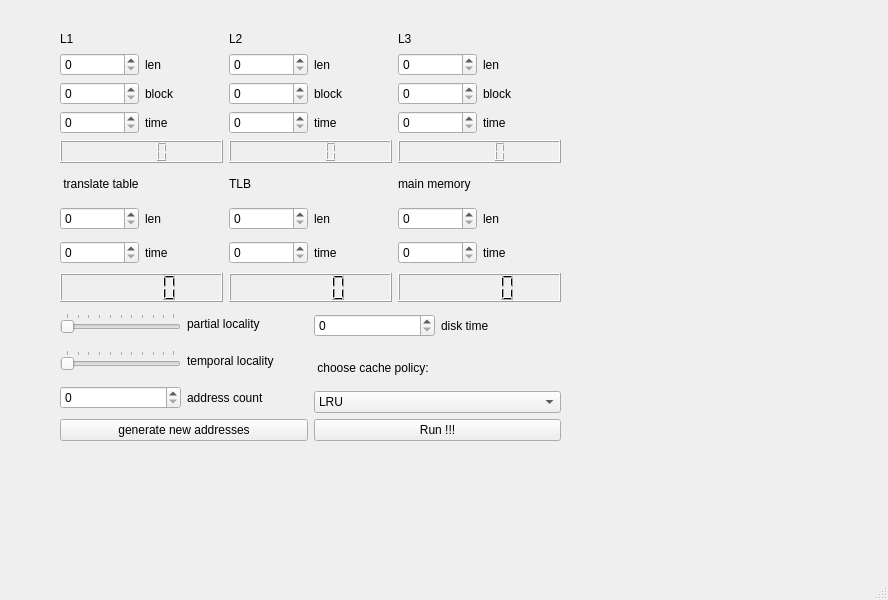
The window that mainwindow.ui (xmojtabw/memory_hierarchy) describes before a commit, drawn with Qt 5.
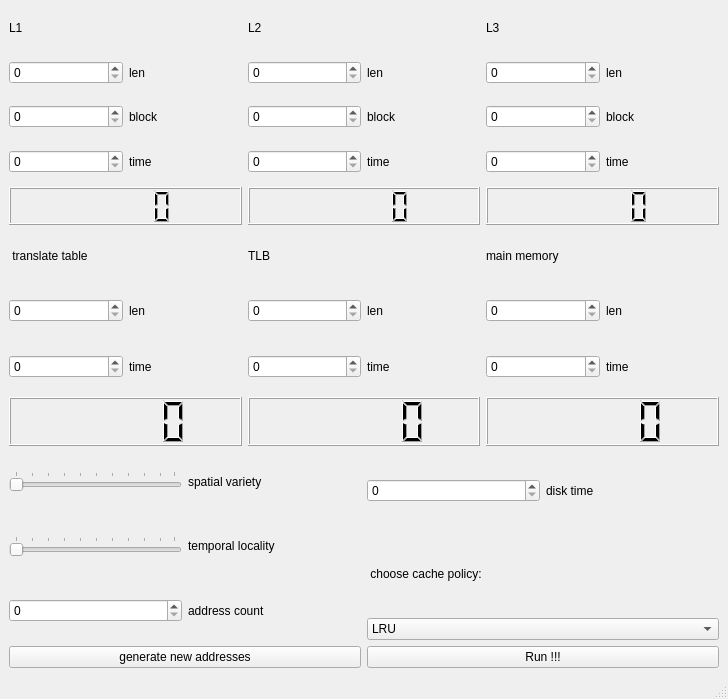
The same window after the commit.

Diff of the .ui file:
```diff
--- a/mainwindow.ui
+++ b/mainwindow.ui
@@ -6,23 +6,16 @@
    <rect>
     <x>0</x>
     <y>0</y>
-    <width>888</width>
-    <height>600</height>
+    <width>728</width>
+    <height>699</height>
    </rect>
   </property>
   <property name="windowTitle">
    <string>MainWindow</string>
   </property>
   <widget class="QWidget" name="centralwidget">
-   <widget class="QWidget" name="verticalLayoutWidget_7">
-    <property name="geometry">
-     <rect>
-      <x>60</x>
-      <y>30</y>
-      <width>501</width>
-      <height>411</height>
-     </rect>
-    </property>
+   <layout class="QGridLayout" name="gridLayout">
+    <item row="0" column="0">
     <layout class="QVBoxLayout" name="verticalLayout_7">
      <item>
       <layout class="QHBoxLayout" name="horizontalLayout_7">
@@ -148,6 +141,12 @@
              <verstretch>0</verstretch>
             </sizepolicy>
            </property>
+            <property name="value" stdset="0">
+             <double>0.000000000000000</double>
+            </property>
+            <property name="intValue" stdset="0">
+             <number>0</number>
+            </property>
           </widget>
          </item>
         </layout>
@@ -206,7 +205,7 @@
          <item>
           <widget class="QLCDNumber" name="L3_size">
            <property name="sizePolicy">
-            <sizepolicy hsizetype="Minimum" vsizetype="Preferred">
+             <sizepolicy hsizetype="Preferred" vsizetype="Minimum">
              <horstretch>0</horstretch>
              <verstretch>0</verstretch>
             </sizepolicy>
@@ -378,7 +377,7 @@
            <item>
             <widget class="QLabel" name="label_21">
              <property name="text">
-              <string>partial locality</string>
+               <string>spatial variety</string>
              </property>
             </widget>
            </item>
@@ -501,7 +500,8 @@
       </layout>
      </item>
     </layout>
-   </widget>
+    </item>
+   </layout>
   </widget>
   <widget class="QMenuBar" name="menubar">
    <property name="geometry">
```
Left out of the diff: 4 changed lines with no effect on the pictures. Lines whose indentation alone changed are shown as unchanged.
